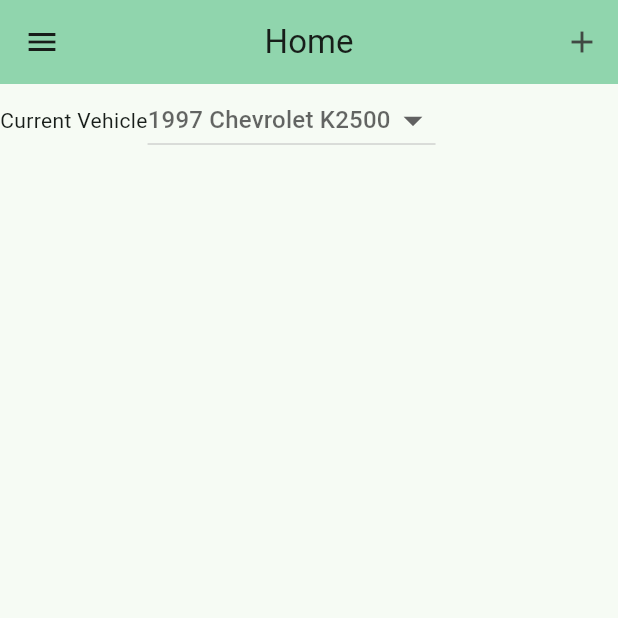
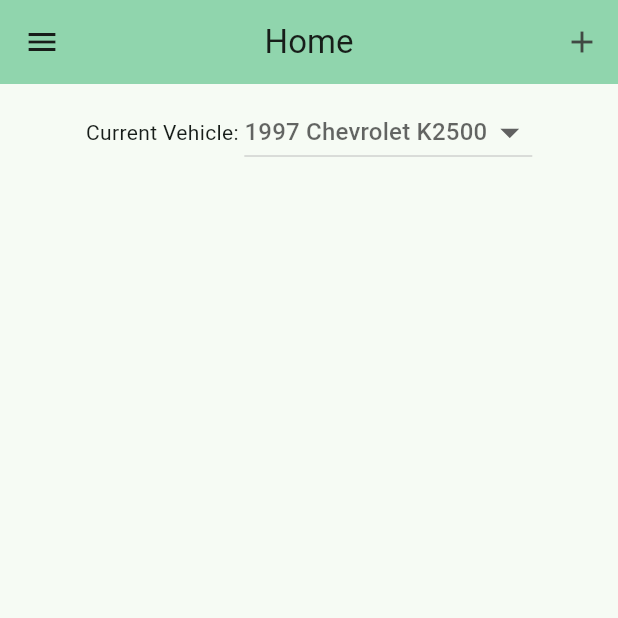
Before and after one commit to Modipy/FuelMileageTracker, a Flutter app: the screen it shows after launch, on a phone screen of 412 x 824 dp, the top half of it. Run offline on Flutter 3.47's test engine with Material 3 defaults, Android fonts, the phone set to English and light mode, and no system bars.

Commit message:
one last push for the day
^^^^^

```diff
--- a/mileage_tracker/lib/home_page.dart
+++ b/mileage_tracker/lib/home_page.dart
@@ -67,8 +67,7 @@
             children: [
               DrawerHeader(
                   decoration: BoxDecoration(
-                    color: Theme.of(context).colorScheme.primaryContainer,
-                  ),
+                      color: Theme.of(context).colorScheme.primaryContainer),
                   child: _drawerItems[_drawerSelectedIndex].getNameAsText()),
               drawerTile(context, _drawerItems[0]),
               drawerTile(context, _drawerItems[1]),
@@ -107,9 +106,12 @@
 
     return Column(
       children: [
-        Row(
+        Padding(
+          padding: const EdgeInsets.all(8.0),
+          child: Row(
+            mainAxisAlignment: MainAxisAlignment.center,
             children: [
-            const Text("Current Vehicle"),
+              const Text("Current Vehicle: "),
               DropdownButton(
                 hint: Text(dropDownValue!),
                 iconSize: 30.0,
@@ -129,13 +131,19 @@
                   );
                 },
               ),
+              // TextButton(
+              //     onPressed: _addNewFuelUp,
+              //     child: const Text("Add New Fuel Up"))
             ],
+          ),
         )
       ],
     );
   }
 
   void _addFuelMileage() {}
+
+  void _addNewFuelUp() {}
 
   bool _addButtonIsAvailable(DrawerItem drawerItem) {
     if (drawerItem.getName() == "Home") {
```
Lines whose indentation alone changed are shown as unchanged.
